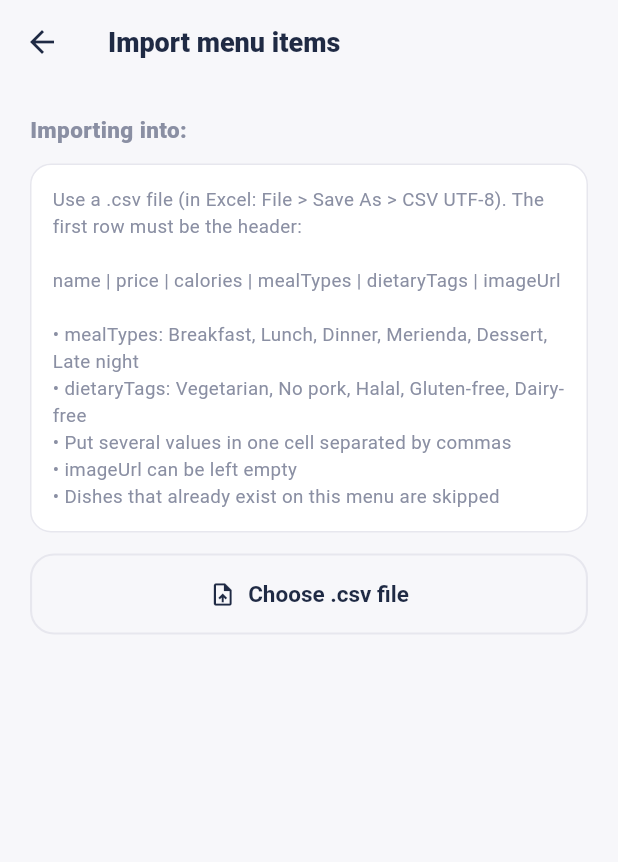
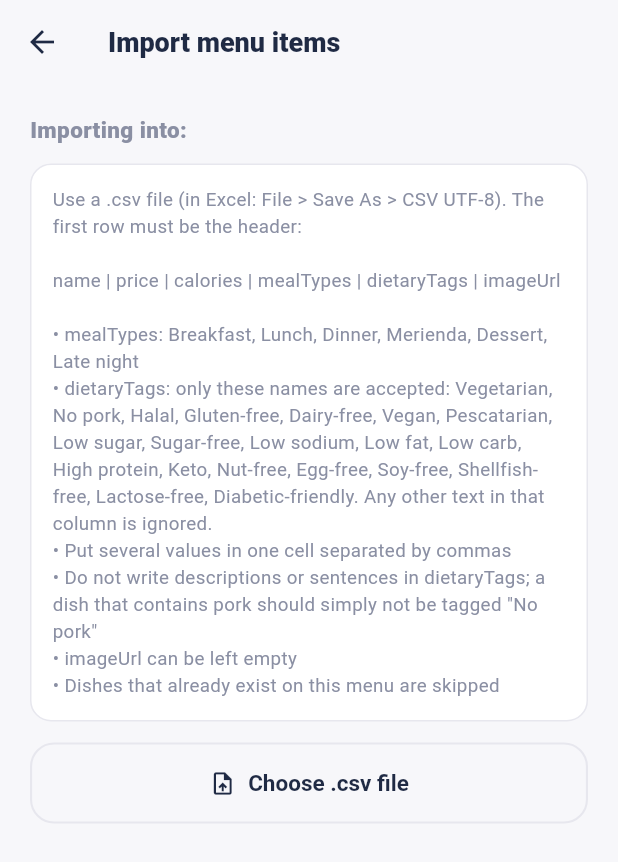
Before and after one commit to nickcomia/sarap_app, a Flutter app: the AdminImportMenuScreen screen opened directly with empty values, on a phone screen of 412 x 824 dp. Shown: the top 862 px of the screen. Run offline on Flutter 3.47's test engine with Material 3 defaults, Android fonts, the phone set to English and light mode, and no system bars; our stand-ins replace cached_network_image, cloud_firestore, file_picker, firebase_auth, firebase_core, firebase_messaging and 10 more; missing offline and left inert: dart:js_interop, firebase_app_check; accounts and stored records are empty.

Commit message:
fix dietary tags opt

```diff
--- a/lib/screens/admin/admin_import_menu_screen.dart
+++ b/lib/screens/admin/admin_import_menu_screen.dart
@@ -11,6 +11,11 @@ import '../../theme.dart';
 /// Columns (first row is the header, order does not matter):
 ///   name | price | calories | mealTypes | dietaryTags | imageUrl
 /// mealTypes and dietaryTags can hold several values separated by commas.
+///
+/// dietaryTags only accepts the names on the dietary list below. Anything
+/// else (for example a sentence like "Non-Halal (contains pork), not
+/// suitable for vegetarian") is NOT imported as a tag; the preview shows
+/// which text was ignored.
 ///
 /// Nothing is saved until the admin has seen the preview and taps Import.
 /// Rows with problems are listed with the reason and are NOT imported.
@@ -69,12 +74,31 @@ class _AdminImportMenuScreenState extends State<AdminImportMenuScreen> {
     'Dessert',
     'Late night',
   ];
+
+  // The dietary tags a dish can carry. These match the tag buttons and the
+  // suggestions in the admin form, and the restrictions diners can pick, so
+  // an imported tag always lines up with what diners choose.
   static const _dietaryNames = [
     'Vegetarian',
     'No pork',
     'Halal',
     'Gluten-free',
     'Dairy-free',
+    'Vegan',
+    'Pescatarian',
+    'Low sugar',
+    'Sugar-free',
+    'Low sodium',
+    'Low fat',
+    'Low carb',
+    'High protein',
+    'Keto',
+    'Nut-free',
+    'Egg-free',
+    'Soy-free',
+    'Shellfish-free',
+    'Lactose-free',
+    'Diabetic-friendly',
   ];
 
   String? _fileName;
@@ -281,13 +305,30 @@ class _AdminImportMenuScreenState extends State<AdminImportMenuScreen> {
         warnings.add('No meal type, so it will not be used in meal plans');
       }
 
+      // Only names on the dietary list become tags. Free text (a sentence
+      // split at its commas, a note, a description) is ignored and reported,
+      // so it can never end up as a tag diners see.
       final diet = <String>[];
+      final ignored = <String>[];
       for (final raw in _splitList(cellAt(r, cDiet))) {
         final match = _dietaryNames
             .where((d) => _letters(d) == _letters(raw))
             .toList();
-        final tag = match.isEmpty ? raw : match.first; // keep custom tags as typed
-        if (!diet.contains(tag)) diet.add(tag);
+        if (match.isEmpty) {
+          ignored.add(raw);
+        } else if (!diet.contains(match.first)) {
+          diet.add(match.first);
+        }
+      }
+      if (ignored.isNotEmpty) {
+        final shown = ignored.take(3).map((t) {
+          final short = t.length > 30 ? '${t.substring(0, 30)}…' : t;
+          return '"$short"';
+        }).join(', ');
+        warnings.add(
+            'Ignored ${ignored.length} text${ignored.length == 1 ? '' : 's'} that '
+            '${ignored.length == 1 ? 'is' : 'are'} not on the dietary list: '
+            '$shown${ignored.length > 3 ? ', …' : ''}');
       }
 
       final image = cellAt(r, cImage);
@@ -407,15 +448,18 @@ class _AdminImportMenuScreenState extends State<AdminImportMenuScreen> {
                   borderRadius: BorderRadius.circular(14),
                   border: Border.all(color: AppColors.border),
                 ),
-                child: const Text(
+                child: Text(
                   'Use a .csv file (in Excel: File > Save As > CSV UTF-8). The first row must be the header:\n\n'
                   'name | price | calories | mealTypes | dietaryTags | imageUrl\n\n'
-                  '• mealTypes: Breakfast, Lunch, Dinner, Merienda, Dessert, Late night\n'
-                  '• dietaryTags: Vegetarian, No pork, Halal, Gluten-free, Dairy-free\n'
+                  '• mealTypes: ${_mealTypeNames.join(', ')}\n'
+                  '• dietaryTags: only these names are accepted: ${_dietaryNames.join(', ')}. '
+                  'Any other text in that column is ignored.\n'
                   '• Put several values in one cell separated by commas\n'
+                  '• Do not write descriptions or sentences in dietaryTags; a dish that contains pork should simply not be tagged "No pork"\n'
                   '• imageUrl can be left empty\n'
                   '• Dishes that already exist on this menu are skipped',
-                  style: TextStyle(fontSize: 12.5, height: 1.45, color: AppColors.muted),
+                  style: const TextStyle(
+                      fontSize: 12.5, height: 1.45, color: AppColors.muted),
                 ),
               ),
               const SizedBox(height: 14),
--- a/lib/screens/onboarding/step2_taste_budget.dart
+++ b/lib/screens/onboarding/step2_taste_budget.dart
@@ -25,7 +25,58 @@ class _Step2TasteBudgetState extends State<Step2TasteBudget> {
     'Dairy-free',
   ];
 
-  /// Extra tags the admin added to dishes (for example "Low sugar").
+  /// Other restriction names a diner may pick. A dish tag is only offered
+  /// here when it is one of these. Tags such as "Contains pork" or
+  /// "Non-Vegetarian" describe a dish, not something a diner needs, so they
+  /// are not listed. The names match the suggestions in the admin tag dialog.
+  static const _restrictionNames = [
+    'Vegan',
+    'Pescatarian',
+    'Low sugar',
+    'Sugar-free',
+    'Low sodium',
+    'Low fat',
+    'Low carb',
+    'High protein',
+    'Keto',
+    'Nut-free',
+    'Egg-free',
+    'Soy-free',
+    'Shellfish-free',
+    'Lactose-free',
+    'Diabetic-friendly',
+  ];
+
+  /// Same names with capitals, spaces and dashes ignored, so "High-Protein"
+  /// and "High protein" both count as a match.
+  static final Set<String> _allowedKeys =
+      _restrictionNames.map(_plain).toSet();
+
+  static String _plain(String s) =>
+      s.toLowerCase().replaceAll(RegExp(r'[^a-z0-9]'), '');
+
+  /// Whether a dish tag should be offered to diners as a restriction.
+  /// The known names always pass. A tag the admin typed themselves also
+  /// passes when it reads like something a diner needs: short, only letters,
+  /// spaces and dashes, and not a description of the dish ("Contains pork",
+  /// "Non-Vegetarian", "not suitable for vegetarian"). That way a new tag
+  /// such as "Low purine" appears on its own, while stray text does not.
+  static bool _isOfferable(String tag) {
+    final t = tag.trim();
+    if (_allowedKeys.contains(_plain(t))) return true;
+    if (t.length < 3 || t.length > 24) return false;
+    if (!RegExp(r'^[A-Za-z][A-Za-z \-]*$').hasMatch(t)) return false;
+    final k = t.toLowerCase();
+    const dishStarts = [
+      'contains', 'non-', 'non ', 'not ', 'may ', 'with ', 'or ', 'and ',
+      'high in', 'suitable',
+    ];
+    if (dishStarts.any(k.startsWith)) return false;
+    if (t.split(RegExp(r'[ \-]+')).length > 3) return false;
+    return true;
+  }
+
+  /// Tags the admin added to dishes (filtered by _isOfferable).
   List<String> _menuTags = [];
 
   @override
@@ -42,9 +93,9 @@ class _Step2TasteBudgetState extends State<Step2TasteBudget> {
 
   static String _k(String s) => s.trim().toLowerCase();
 
-  /// Fixed list first, then tags found on dishes, then anything the diner
-  /// already picked that is in neither (so it can still be switched off).
-  /// Names that differ only by capital letters are shown once.
+  /// Fixed list first, then recognised tags found on dishes, then anything
+  /// the diner already picked that is in neither (so it can still be
+  /// switched off). Names that differ only by capital letters are shown once.
   List<String> get _options {
     final seen = <String>{};
     final out = <String>[];
@@ -55,7 +106,9 @@ class _Step2TasteBudgetState extends State<Step2TasteBudget> {
     }
 
     dietaryRestrictions.forEach(add);
-    _menuTags.forEach(add);
+    for (final t in _menuTags) {
+      if (_isOfferable(t)) add(t);
+    }
     profile.dietaryRestrictions.forEach(add);
     return out;
   }
```
